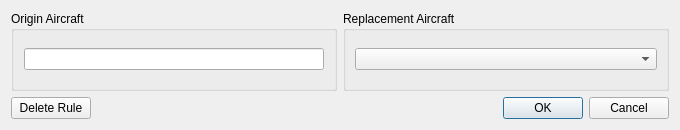
Above: gui/aireplace.ui from Artemia76/ffs2play before the change. Below: the same form after it.
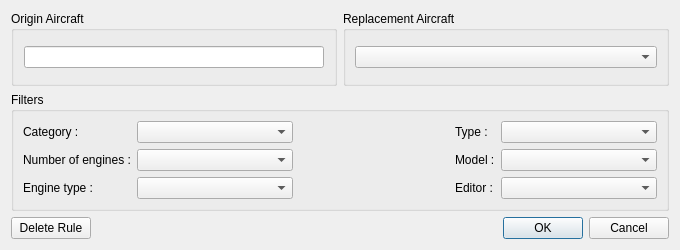
That is the form after the change.

Commit message: Finish Filter Feature for AI replacement

```diff
--- a/gui/aireplace.ui
+++ b/gui/aireplace.ui
@@ -7,7 +7,7 @@
     <x>0</x>
     <y>0</y>
     <width>680</width>
-    <height>130</height>
+    <height>250</height>
    </rect>
   </property>
   <property name="windowTitle">
@@ -89,6 +89,192 @@
      </item>
     </layout>
    </item>
+   <item>
+    <layout class="QHBoxLayout" name="horizontalLayout_5">
+     <item>
+      <widget class="QGroupBox" name="gbFilters">
+       <property name="title">
+        <string>Filters</string>
+       </property>
+       <layout class="QGridLayout" name="gridLayout">
+        <item row="2" column="3">
+         <widget class="QLabel" name="label_6">
+          <property name="sizePolicy">
+           <sizepolicy hsizetype="Minimum" vsizetype="Preferred">
+            <horstretch>0</horstretch>
+            <verstretch>0</verstretch>
+           </sizepolicy>
+          </property>
+          <property name="text">
+           <string>Editor :</string>
+          </property>
+         </widget>
+        </item>
+        <item row="1" column="1">
+         <widget class="QComboBox" name="cbEngineNB"/>
+        </item>
+        <item row="2" column="1">
+         <widget class="QComboBox" name="cbEngineType">
+          <property name="sizePolicy">
+           <sizepolicy hsizetype="Expanding" vsizetype="Fixed">
+            <horstretch>0</horstretch>
+            <verstretch>0</verstretch>
+           </sizepolicy>
+          </property>
+         </widget>
+        </item>
+        <item row="1" column="0">
+         <widget class="QLabel" name="label_3">
+          <property name="sizePolicy">
+           <sizepolicy hsizetype="Minimum" vsizetype="Preferred">
+            <horstretch>0</horstretch>
+            <verstretch>0</verstretch>
+           </sizepolicy>
+          </property>
+          <property name="text">
+           <string>Number of engines :</string>
+          </property>
+         </widget>
+        </item>
+        <item row="1" column="3">
+         <widget class="QLabel" name="label_4">
+          <property name="sizePolicy">
+           <sizepolicy hsizetype="Minimum" vsizetype="Preferred">
+            <horstretch>0</horstretch>
+            <verstretch>0</verstretch>
+           </sizepolicy>
+          </property>
+          <property name="text">
+           <string>Model :</string>
+          </property>
+         </widget>
+        </item>
+        <item row="2" column="0">
+         <widget class="QLabel" name="label_5">
+          <property name="sizePolicy">
+           <sizepolicy hsizetype="Minimum" vsizetype="Preferred">
+            <horstretch>0</horstretch>
+            <verstretch>0</verstretch>
+           </sizepolicy>
+          </property>
+          <property name="text">
+           <string>Engine type :</string>
+          </property>
+         </widget>
+        </item>
+        <item row="0" column="0">
+         <widget class="QLabel" name="label">
+          <property name="sizePolicy">
+           <sizepolicy hsizetype="Minimum" vsizetype="Preferred">
+            <horstretch>0</horstretch>
+            <verstretch>0</verstretch>
+           </sizepolicy>
+          </property>
+          <property name="text">
+           <string>Category :</string>
+          </property>
+         </widget>
+        </item>
+        <item row="0" column="1">
+         <widget class="QComboBox" name="cbCategory">
+          <property name="sizePolicy">
+           <sizepolicy hsizetype="Preferred" vsizetype="Fixed">
+            <horstretch>0</horstretch>
+            <verstretch>0</verstretch>
+           </sizepolicy>
+          </property>
+         </widget>
+        </item>
+        <item row="0" column="3">
+         <widget class="QLabel" name="label_2">
+          <property name="sizePolicy">
+           <sizepolicy hsizetype="Minimum" vsizetype="Preferred">
+            <horstretch>0</horstretch>
+            <verstretch>0</verstretch>
+           </sizepolicy>
+          </property>
+          <property name="text">
+           <string>Type :</string>
+          </property>
+         </widget>
+        </item>
+        <item row="2" column="4">
+         <widget class="QComboBox" name="cbEditor">
+          <property name="sizePolicy">
+           <sizepolicy hsizetype="Expanding" vsizetype="Fixed">
+            <horstretch>0</horstretch>
+            <verstretch>0</verstretch>
+           </sizepolicy>
+          </property>
+         </widget>
+        </item>
+        <item row="1" column="4">
+         <widget class="QComboBox" name="cbModel">
+          <property name="sizePolicy">
+           <sizepolicy hsizetype="Expanding" vsizetype="Fixed">
+            <horstretch>0</horstretch>
+            <verstretch>0</verstretch>
+           </sizepolicy>
+          </property>
+         </widget>
+        </item>
+        <item row="0" column="4">
+         <widget class="QComboBox" name="cbType">
+          <property name="sizePolicy">
+           <sizepolicy hsizetype="Expanding" vsizetype="Fixed">
+            <horstretch>0</horstretch>
+            <verstretch>0</verstretch>
+           </sizepolicy>
+          </property>
+         </widget>
+        </item>
+        <item row="0" column="2">
+         <spacer name="horizontalSpacer">
+          <property name="orientation">
+           <enum>Qt::Horizontal</enum>
+          </property>
+          <property name="sizeType">
+           <enum>QSizePolicy::Expanding</enum>
+          </property>
+          <property name="sizeHint" stdset="0">
+           <size>
+            <width>40</width>
+            <height>20</height>
+           </size>
+          </property>
+         </spacer>
+        </item>
+        <item row="1" column="2">
+         <spacer name="horizontalSpacer_2">
+          <property name="orientation">
+           <enum>Qt::Horizontal</enum>
+          </property>
+          <property name="sizeHint" stdset="0">
+           <size>
+            <width>40</width>
+            <height>20</height>
+           </size>
+          </property>
+         </spacer>
+        </item>
+        <item row="2" column="2">
+         <spacer name="horizontalSpacer_3">
+          <property name="orientation">
+           <enum>Qt::Horizontal</enum>
+          </property>
+          <property name="sizeHint" stdset="0">
+           <size>
+            <width>40</width>
+            <height>20</height>
+           </size>
+          </property>
+         </spacer>
+        </item>
+       </layout>
+      </widget>
+     </item>
+    </layout>
+   </item>
    <item>
     <layout class="QHBoxLayout" name="horizontalLayout_4">
      <item>
```
The commit also changes 10 other files.
